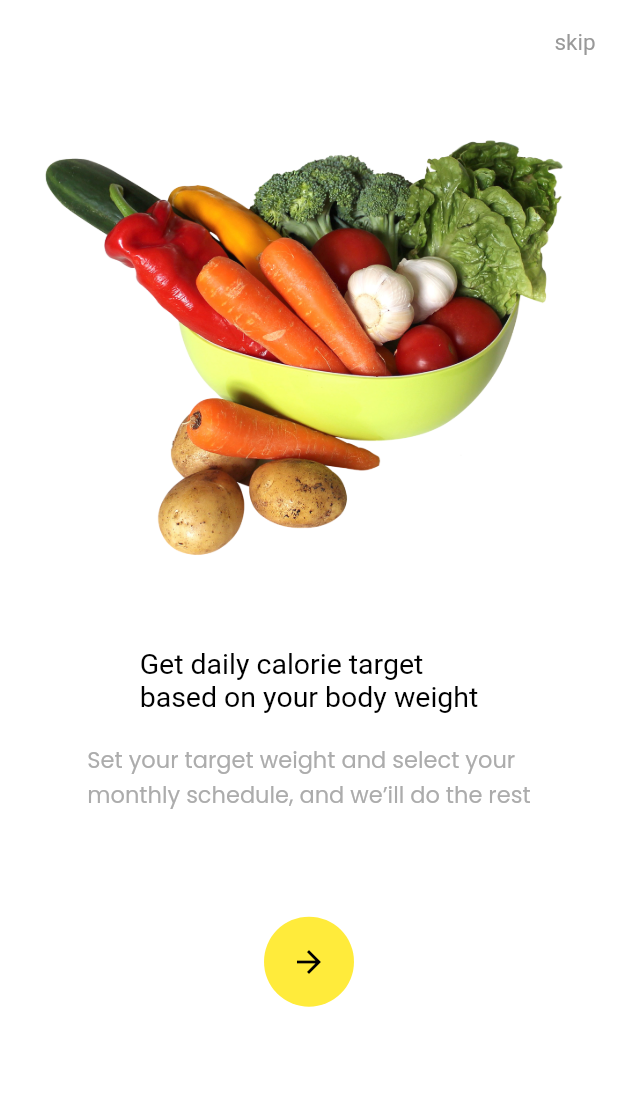
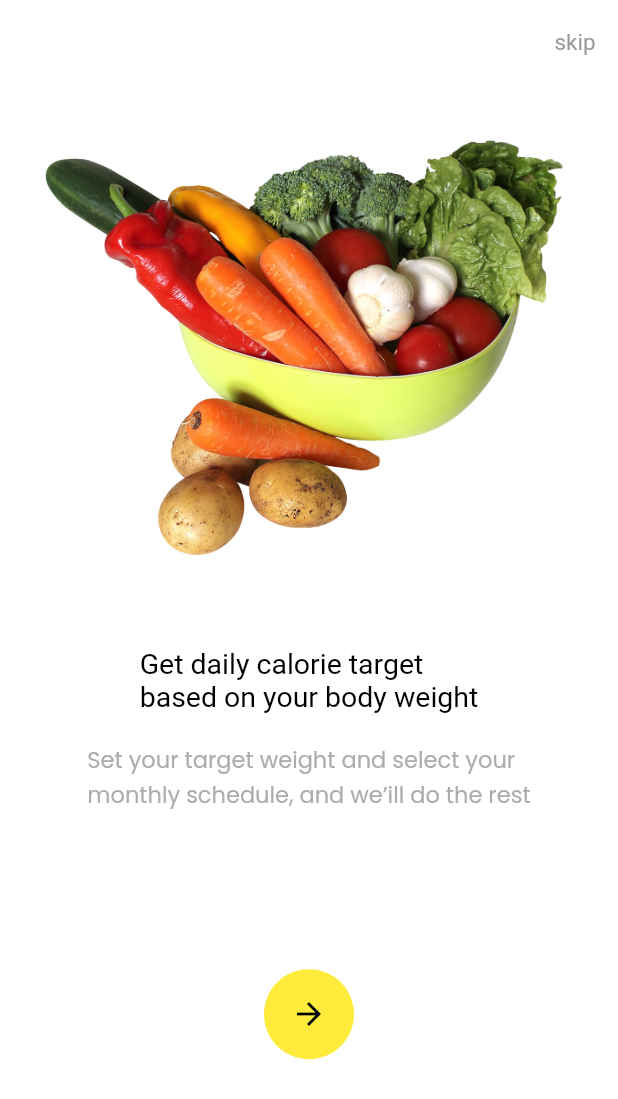
Before and after one commit to AliSyall/ali_streetfood, a Flutter app: the HomeScreen2 screen opened directly, after a tap on the "arrow forward" icon, on a phone screen of 412 x 824 dp. Shown: the top 1099 px of the screen. Run offline on Flutter 3.47's test engine with Material 2 defaults, Android fonts, the phone set to English and light mode, and no system bars; Roboto replaces fonts that are missing (Poppinsm).

Commit message:
five commmit

```diff
--- a/lib/Screen_On Boarding Screen 2.dart
+++ b/lib/Screen_On Boarding Screen 2.dart
@@ -65,7 +65,7 @@ class HomeScreen2 extends StatelessWidget {
               ),
             ),
             Padding(
-              padding: const EdgeInsets.only(top: 70),
+              padding: const EdgeInsets.only(top: 80),
               child: GestureDetector(
                 onTap: () {
                   Navigator.push(
--- a/lib/Screen_On Boarding Screen 3.dart
+++ b/lib/Screen_On Boarding Screen 3.dart
@@ -65,7 +65,7 @@ class HomeScreen3 extends StatelessWidget {
               ),
             ),
             Padding(
-              padding: const EdgeInsets.only(top: 70),
+              padding: const EdgeInsets.only(top: 105),
               child: GestureDetector(
                 onTap: () {
                   Navigator.push(
```
Also changed, not shown: lib/Screen_signup.dart (+5 -88 lines).
